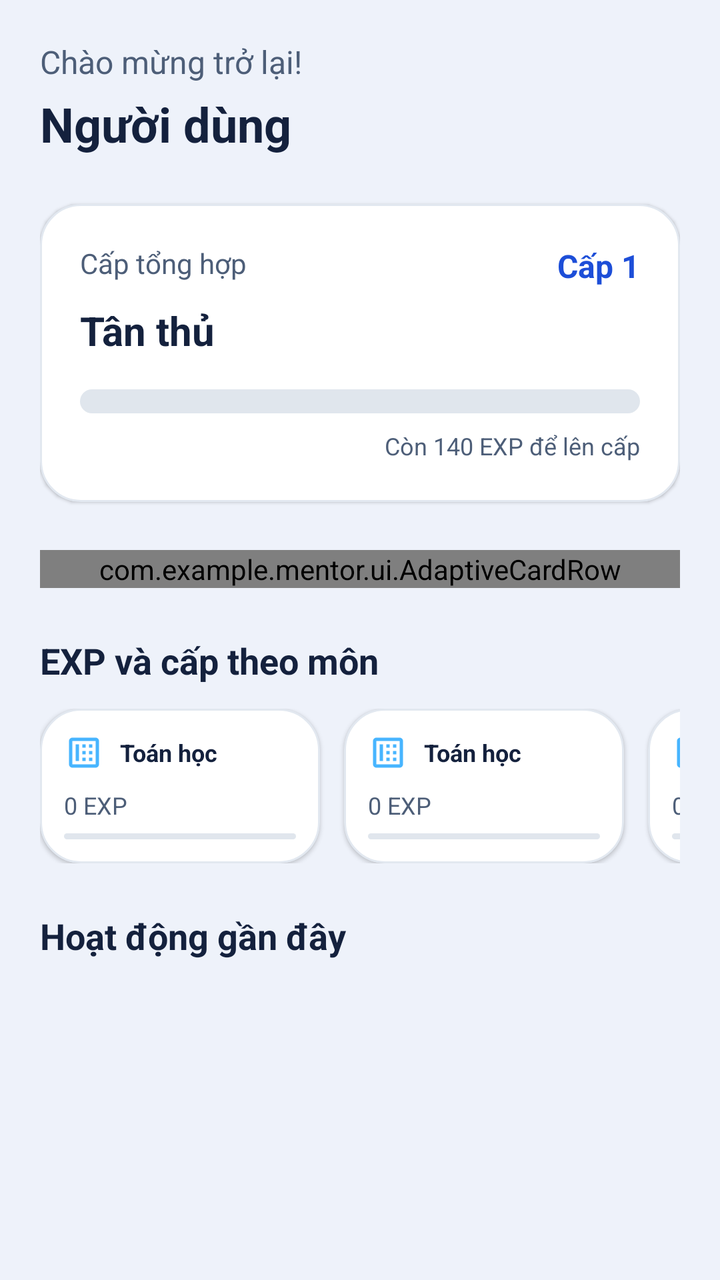
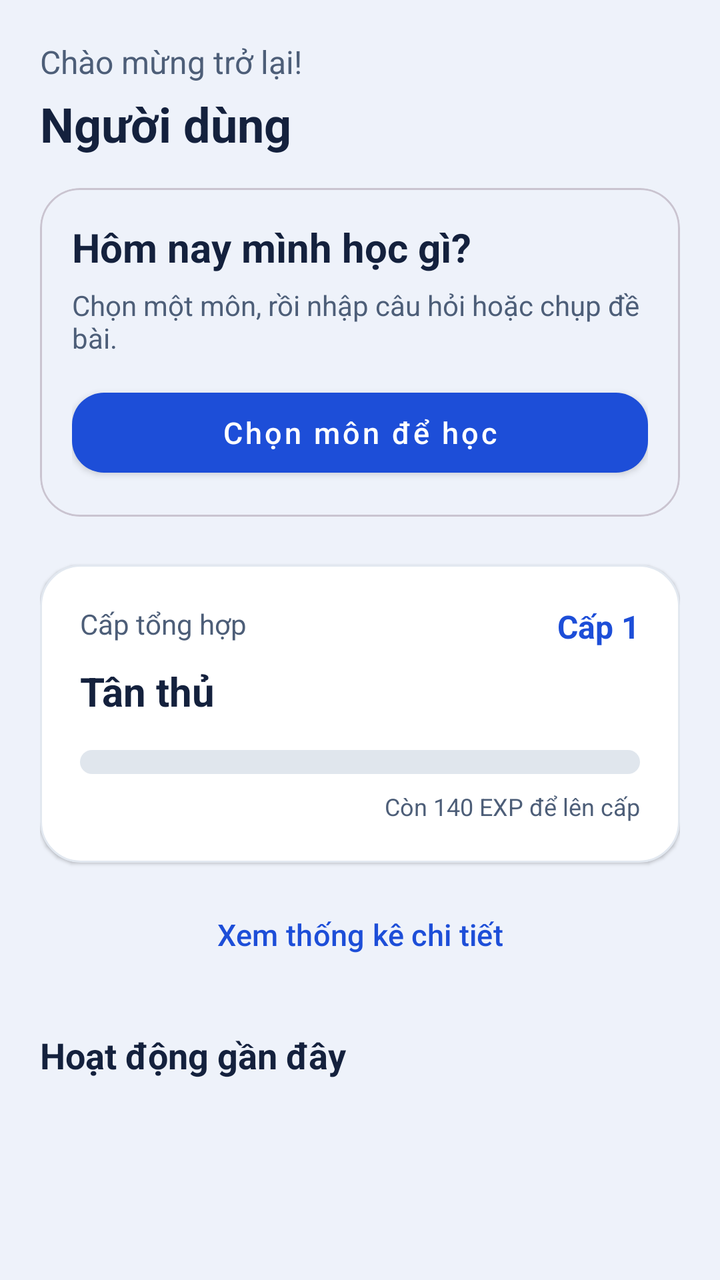

Compare the two renders of this Android layout. The source of the first and the diff that turns it into the second are given below.
<!-- AndroidManifest.xml: activity theme Theme.ASMfinal -->
<!-- res/layout/fragment_home.xml -->
<androidx.core.widget.NestedScrollView xmlns:android="http://schemas.android.com/apk/res/android" xmlns:app="http://schemas.android.com/apk/res-auto" android:layout_width="match_parent" android:layout_height="match_parent" android:background="@color/neumorphic_background">

    <LinearLayout android:layout_width="match_parent" android:layout_height="wrap_content" android:orientation="vertical" android:padding="20dp">


        <TextView android:id="@+id/tv_home_welcome" android:layout_width="wrap_content" android:layout_height="wrap_content" android:text="@string/home_welcome_back" android:textColor="@color/textColorSecondary" android:textSize="16sp" />

        <TextView android:id="@+id/txt_home_content" android:layout_width="wrap_content" android:layout_height="wrap_content" android:layout_marginTop="4dp" android:text="@string/home_default_user" android:textColor="@color/textColorPrimary" android:textSize="24sp" android:textStyle="bold" />


        <TextView android:id="@+id/tv_dashboard_status" android:layout_width="match_parent" android:layout_height="wrap_content" android:minHeight="48dp" android:text="@string/dashboard_partial" android:textColor="@color/textColorSecondary" android:textSize="14sp" android:visibility="gone" android:clickable="true" android:focusable="true" /><androidx.cardview.widget.CardView android:layout_width="match_parent" android:layout_height="wrap_content" android:layout_marginTop="24dp" app:cardCornerRadius="20dp" app:cardElevation="1dp" app:cardBackgroundColor="@android:color/transparent">

            <LinearLayout android:layout_width="match_parent" android:layout_height="wrap_content" android:background="@drawable/neumorphic_card_bg" android:orientation="vertical" android:padding="20dp">

                <RelativeLayout android:layout_width="match_parent" android:layout_height="wrap_content">

                    <TextView android:id="@+id/tv_total_level_label" android:layout_width="match_parent" android:layout_height="wrap_content" android:text="@string/home_overall_level" android:textColor="@color/textColorSecondary" android:textSize="14sp" android:layout_toStartOf="@id/tv_total_level_value" android:layout_marginEnd="8dp" />

                    <TextView android:id="@+id/tv_total_level_value" android:layout_width="wrap_content" android:layout_height="wrap_content" android:layout_alignParentEnd="true" android:text="@string/home_default_level" android:textColor="@color/neumorphic_accent" android:textSize="16sp" android:textStyle="bold" />
                </RelativeLayout>

                <TextView android:id="@+id/tv_level_title" android:layout_width="wrap_content" android:layout_height="wrap_content" android:layout_marginTop="8dp" android:text="@string/home_level_1" android:textColor="@color/textColorPrimary" android:textSize="20sp" android:textStyle="bold" />

                <ProgressBar android:id="@+id/pb_total_exp" style="@android:style/Widget.ProgressBar.Horizontal" android:layout_width="match_parent" android:layout_height="12dp" android:layout_marginTop="16dp" android:max="100" android:progress="0" android:progressDrawable="@drawable/custom_progress_bar" />

                <TextView android:id="@+id/tv_exp_detail" android:layout_width="wrap_content" android:layout_height="wrap_content" android:layout_gravity="end" android:layout_marginTop="8dp" android:text="@string/home_default_exp_remaining" android:textColor="@color/textColorSecondary" android:textSize="12sp" />

            </LinearLayout>
        </androidx.cardview.widget.CardView>


        <com.example.mentor.ui.AdaptiveCardRow android:layout_width="match_parent" android:layout_height="wrap_content" android:layout_marginTop="24dp" android:baselineAligned="false" android:orientation="horizontal">


            <androidx.cardview.widget.CardView android:layout_width="0dp" android:layout_height="wrap_content" android:layout_weight="1.2" android:layout_marginEnd="8dp" app:cardCornerRadius="20dp" app:cardElevation="1dp" app:cardBackgroundColor="@android:color/transparent">

                <LinearLayout android:layout_width="match_parent" android:layout_height="match_parent" android:background="@drawable/neumorphic_card_bg" android:gravity="center" android:orientation="vertical" android:padding="16dp">

                    <TextView android:layout_width="wrap_content" android:layout_height="wrap_content" android:text="@string/home_completion_ratio" android:textColor="@color/textColorPrimary" android:textSize="14sp" android:textStyle="bold" />

                    <com.example.asm_final.utils.SimplePieChartView android:id="@+id/pie_chart_exp" android:layout_width="120dp" android:layout_height="120dp" android:layout_marginTop="12dp" />

                    <TextView android:id="@+id/tv_chart_summary" android:layout_width="wrap_content" android:layout_height="wrap_content" android:layout_marginTop="8dp" android:text="@string/home_based_on_exp" android:textColor="@color/textColorSecondary" android:textSize="12sp" />
                </LinearLayout>
            </androidx.cardview.widget.CardView>


            <androidx.cardview.widget.CardView android:layout_width="0dp" android:layout_height="wrap_content" android:layout_weight="1" android:layout_marginStart="8dp" app:cardCornerRadius="20dp" app:cardElevation="1dp" app:cardBackgroundColor="@android:color/transparent">

                <LinearLayout android:layout_width="match_parent" android:layout_height="match_parent" android:background="@drawable/neumorphic_card_bg" android:orientation="vertical" android:padding="16dp">

                    <TextView android:layout_width="wrap_content" android:layout_height="wrap_content" android:text="@string/home_learning_time" android:textColor="@color/textColorPrimary" android:textSize="14sp" android:textStyle="bold" />


                    <TextView android:layout_width="wrap_content" android:layout_height="wrap_content" android:text="@string/cat_math" android:textSize="12sp" android:layout_marginTop="12dp" />
                    <ProgressBar android:id="@+id/pb_time_math" style="@android:style/Widget.ProgressBar.Horizontal" android:layout_width="match_parent" android:layout_height="4dp" android:progressDrawable="@drawable/custom_progress_bar" />

                    <TextView android:layout_width="wrap_content" android:layout_height="wrap_content" android:text="@string/cat_science" android:textSize="12sp" android:layout_marginTop="6dp" />
                    <ProgressBar android:id="@+id/pb_time_science" style="@android:style/Widget.ProgressBar.Horizontal" android:layout_width="match_parent" android:layout_height="4dp" android:progressDrawable="@drawable/custom_progress_bar" />

                    <TextView android:layout_width="wrap_content" android:layout_height="wrap_content" android:text="@string/cat_history" android:textSize="12sp" android:layout_marginTop="6dp" />
                    <ProgressBar android:id="@+id/pb_time_history" style="@android:style/Widget.ProgressBar.Horizontal" android:layout_width="match_parent" android:layout_height="4dp" android:progressDrawable="@drawable/custom_progress_bar" />

                    <TextView android:layout_width="wrap_content" android:layout_height="wrap_content" android:text="@string/cat_it" android:textSize="12sp" android:layout_marginTop="6dp" />
                    <ProgressBar android:id="@+id/pb_time_prog" style="@android:style/Widget.ProgressBar.Horizontal" android:layout_width="match_parent" android:layout_height="4dp" android:progressDrawable="@drawable/custom_progress_bar" />

                </LinearLayout>
            </androidx.cardview.widget.CardView>
        </com.example.mentor.ui.AdaptiveCardRow>

        <TextView android:layout_width="wrap_content" android:layout_height="wrap_content" android:layout_marginTop="24dp" android:text="@string/home_subject_progress" android:textColor="@color/textColorPrimary" android:textSize="18sp" android:textStyle="bold" />

        <HorizontalScrollView android:layout_width="match_parent" android:layout_height="wrap_content" android:layout_marginTop="12dp" android:scrollbars="none">

            <LinearLayout android:layout_width="wrap_content" android:layout_height="wrap_content" android:orientation="horizontal">

                <include layout="@layout/item_subject_mini_stat" android:id="@+id/mini_math" />
                <include layout="@layout/item_subject_mini_stat" android:id="@+id/mini_science" />
                <include layout="@layout/item_subject_mini_stat" android:id="@+id/mini_history" />
                <include layout="@layout/item_subject_mini_stat" android:id="@+id/mini_prog" />
            </LinearLayout>
        </HorizontalScrollView>



        <TextView android:layout_width="wrap_content" android:layout_height="wrap_content" android:layout_marginTop="24dp" android:text="@string/home_recent_activity" android:textColor="@color/textColorPrimary" android:textSize="18sp" android:textStyle="bold" />

        <androidx.recyclerview.widget.RecyclerView android:id="@+id/rv_recent_activity" android:layout_width="match_parent" android:layout_height="wrap_content" android:layout_marginTop="12dp" android:nestedScrollingEnabled="false" />

    </LinearLayout>
</androidx.core.widget.NestedScrollView>
<!-- res/layout/item_subject_mini_stat.xml (included above) -->
<androidx.cardview.widget.CardView xmlns:android="http://schemas.android.com/apk/res/android" xmlns:app="http://schemas.android.com/apk/res-auto" android:layout_width="140dp" android:layout_height="wrap_content" android:layout_marginEnd="12dp" app:cardBackgroundColor="@android:color/transparent" app:cardCornerRadius="20dp" app:cardElevation="1dp">

    <LinearLayout android:layout_width="match_parent" android:layout_height="wrap_content" android:background="@drawable/neumorphic_card_bg" android:orientation="vertical" android:padding="12dp">

        <LinearLayout android:layout_width="match_parent" android:layout_height="wrap_content" android:gravity="center_vertical" android:orientation="horizontal">

            <ImageView android:id="@+id/iv_mini_icon" android:layout_width="20dp" android:layout_height="20dp" android:src="@drawable/ic_math_stat" android:contentDescription="@null" android:importantForAccessibility="no" />

            <TextView android:id="@+id/tv_mini_name" android:layout_width="wrap_content" android:layout_height="wrap_content" android:layout_marginStart="8dp" android:text="@string/cat_math" android:textColor="@color/textColorPrimary" android:textSize="12sp" android:textStyle="bold" />
        </LinearLayout>

        <TextView android:id="@+id/tv_mini_exp" android:layout_width="wrap_content" android:layout_height="wrap_content" android:layout_marginTop="8dp" android:text="@string/zero_exp" android:textColor="@color/textColorSecondary" android:textSize="12sp" />

        <ProgressBar android:id="@+id/pb_mini_stat" style="@android:style/Widget.ProgressBar.Horizontal" android:layout_width="match_parent" android:layout_height="3dp" android:layout_marginTop="6dp" android:progressDrawable="@drawable/custom_progress_bar" />
    </LinearLayout>
</androidx.cardview.widget.CardView>
<!-- resources referenced by this layout -->
<resources>
  <color name="neumorphic_accent">#1D4ED8</color>
  <color name="neumorphic_background">#EEF2FA</color>
  <color name="textColorPrimary">#14213D</color>
  <color name="textColorSecondary">#4D5E78</color>
  <!-- drawable neumorphic_card_bg (drawable) -->
  <shape xmlns:android="http://schemas.android.com/apk/res/android"><solid android:color="@color/surfaceColor"/><corners android:radius="20dp"/><stroke android:width="1dp" android:color="@color/dividerColor"/></shape>
  <string name="cat_history">Lịch sử</string>
  <string name="cat_it">Lập trình</string>
  <string name="cat_math">Toán học</string>
  <string name="cat_science">Khoa học</string>
  <string name="dashboard_partial">Một số tiến độ chưa tải được. Chạm để thử lại.</string>
  <string name="home_based_on_exp">Tỉ trọng EXP giữa các môn</string>
  <string name="home_completion_ratio">Phân bố EXP</string>
  <string name="home_default_exp_remaining">Còn 140 EXP để lên cấp</string>
  <string name="home_default_level">Cấp 1</string>
  <string name="home_default_user">Người dùng</string>
  <string name="home_learning_time">So sánh EXP</string>
  <string name="home_level_1">Tân thủ</string>
  <string name="home_overall_level">Cấp tổng hợp</string>
  <string name="home_recent_activity">Hoạt động gần đây</string>
  <string name="home_subject_progress">EXP và cấp theo môn</string>
  <string name="home_welcome_back">Chào mừng trở lại!</string>
  <string name="zero_exp">0 EXP</string>
  <style name="Theme.ASMfinal" parent="Base.Theme.ASMfinal" />
  <color name="progressTrackColor">#E0E6ED</color>
  <color name="primaryColor">#1D4ED8</color>
  <color name="primaryDarkColor">#163FA7</color>
  <color name="surfaceColor">#FFFFFF</color>
  <color name="dividerColor">#E2E8F0</color>
  <color name="white">#FFFFFFFF</color>
  <color name="primaryContainerColor">#DCE7FF</color>
  <color name="accentColor">#087F72</color>
  <color name="black">#FF000000</color>
  <color name="surfaceVariantColor">#E2E9F5</color>
  <color name="backgroundColor">#EEF2FA</color>
  <style name="MentorAppButton" parent="Widget.MaterialComponents.Button">
          <item name="backgroundTint">@color/mentor_app_button</item><item name="android:textColor">#FFFFFF</item><item name="cornerRadius">16dp</item><item name="android:minHeight">52dp</item>
          <item name="android:textAllCaps">false</item><item name="android:textSize">15sp</item>
          <item name="android:fontFamily">sans-serif-medium</item>
      </style>
  <style name="MentorAppInput" parent="Widget.MaterialComponents.TextInputLayout.OutlinedBox">
          <item name="boxCornerRadiusTopStart">16dp</item><item name="boxCornerRadiusTopEnd">16dp</item>
          <item name="boxCornerRadiusBottomStart">16dp</item><item name="boxCornerRadiusBottomEnd">16dp</item>
      </style>
  <style name="MentorWindowAnimation"><item name="android:activityOpenEnterAnimation">@anim/mentor_enter</item><item name="android:activityOpenExitAnimation">@anim/mentor_exit</item><item name="android:activityCloseEnterAnimation">@anim/mentor_enter</item><item name="android:activityCloseExitAnimation">@anim/mentor_exit</item></style>
  <color name="mentor_app_button">#1D4ED8</color>
  <!-- unchanged entries left out for length: 3 -->
</resources>

<!-- the commit's change to res/layout/fragment_home.xml (unified diff, before → after) -->
@@ -7,6 +7,14 @@
 
         <TextView android:id="@+id/txt_home_content" android:layout_width="wrap_content" android:layout_height="wrap_content" android:layout_marginTop="4dp" android:text="@string/home_default_user" android:textColor="@color/textColorPrimary" android:textSize="24sp" android:textStyle="bold" />
 
+
+        <com.google.android.material.card.MaterialCardView android:layout_width="match_parent" android:layout_height="wrap_content" android:layout_marginTop="16dp" app:cardCornerRadius="20dp" app:cardElevation="0dp" app:cardBackgroundColor="@color/backgroundColor">
+            <LinearLayout android:layout_width="match_parent" android:layout_height="wrap_content" android:orientation="vertical" android:padding="16dp">
+                <TextView android:layout_width="match_parent" android:layout_height="wrap_content" android:text="@string/ux_start_title" android:textColor="@color/textColorPrimary" android:textSize="20sp" android:textStyle="bold" />
+                <TextView android:id="@+id/text_learning_hint" android:layout_width="match_parent" android:layout_height="wrap_content" android:layout_marginTop="6dp" android:text="@string/ux_start_hint" android:textColor="@color/textColorSecondary" android:textSize="14sp" />
+                <com.google.android.material.button.MaterialButton android:id="@+id/button_start_learning" android:layout_width="match_parent" android:layout_height="wrap_content" android:minHeight="52dp" android:layout_marginTop="12dp" android:text="@string/ux_choose_subject" />
+            </LinearLayout>
+        </com.google.android.material.card.MaterialCardView>
 
         <TextView android:id="@+id/tv_dashboard_status" android:layout_width="match_parent" android:layout_height="wrap_content" android:minHeight="48dp" android:text="@string/dashboard_partial" android:textColor="@color/textColorSecondary" android:textSize="14sp" android:visibility="gone" android:clickable="true" android:focusable="true" /><androidx.cardview.widget.CardView android:layout_width="match_parent" android:layout_height="wrap_content" android:layout_marginTop="24dp" app:cardCornerRadius="20dp" app:cardElevation="1dp" app:cardBackgroundColor="@android:color/transparent">
 
@@ -29,6 +37,8 @@
         </androidx.cardview.widget.CardView>
 
 
+        <com.google.android.material.button.MaterialButton android:id="@+id/button_stats_toggle" android:layout_width="match_parent" android:layout_height="wrap_content" android:minHeight="48dp" android:layout_marginTop="12dp" android:text="@string/ux_show_stats" style="@style/Widget.Material3.Button.TextButton" />
+        <LinearLayout android:id="@+id/layout_detailed_stats" android:layout_width="match_parent" android:layout_height="wrap_content" android:orientation="vertical" android:visibility="gone">
         <com.example.mentor.ui.AdaptiveCardRow android:layout_width="match_parent" android:layout_height="wrap_content" android:layout_marginTop="24dp" android:baselineAligned="false" android:orientation="horizontal">
 
 
@@ -83,8 +93,11 @@
 
 
 
+        </LinearLayout>
+
         <TextView android:layout_width="wrap_content" android:layout_height="wrap_content" android:layout_marginTop="24dp" android:text="@string/home_recent_activity" android:textColor="@color/textColorPrimary" android:textSize="18sp" android:textStyle="bold" />
 
+        <TextView android:id="@+id/text_recent_empty" android:layout_width="match_parent" android:layout_height="wrap_content" android:layout_marginTop="12dp" android:text="@string/ux_no_activity" android:textColor="@color/textColorSecondary" android:textSize="14sp" android:visibility="gone" />
         <androidx.recyclerview.widget.RecyclerView android:id="@+id/rv_recent_activity" android:layout_width="match_parent" android:layout_height="wrap_content" android:layout_marginTop="12dp" android:nestedScrollingEnabled="false" />
 
     </LinearLayout>
<!-- resource entries referenced after the edit -->
@@ -22,6 +22,11 @@
   <string name="home_recent_activity">Hoạt động gần đây</string>
   <string name="home_subject_progress">EXP và cấp theo môn</string>
   <string name="home_welcome_back">Chào mừng trở lại!</string>
+  <string name="ux_choose_subject">Chọn môn để học</string>
+  <string name="ux_no_activity">Chưa có hoạt động học. Bắt đầu bằng cách chọn một môn ở phía trên.</string>
+  <string name="ux_show_stats">Xem thống kê chi tiết</string>
+  <string name="ux_start_hint">Chọn một môn, rồi nhập câu hỏi hoặc chụp đề bài.</string>
+  <string name="ux_start_title">Hôm nay mình học gì?</string>
   <string name="zero_exp">0 EXP</string>
   <style name="Theme.ASMfinal" parent="Base.Theme.ASMfinal" />
   <color name="progressTrackColor">#E0E6ED</color>
